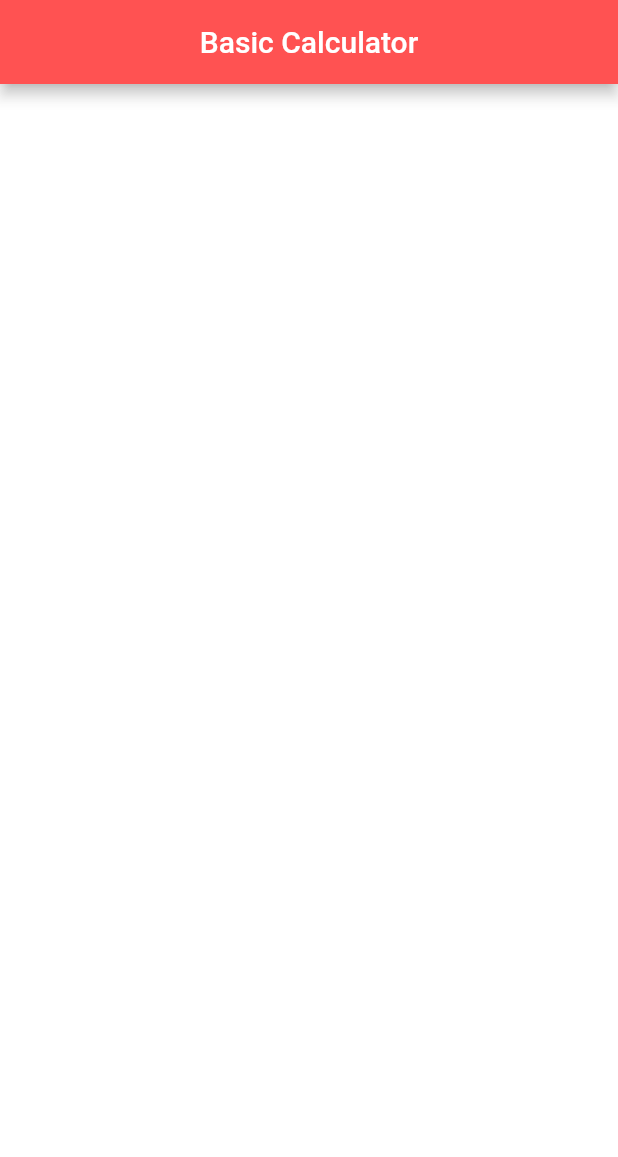
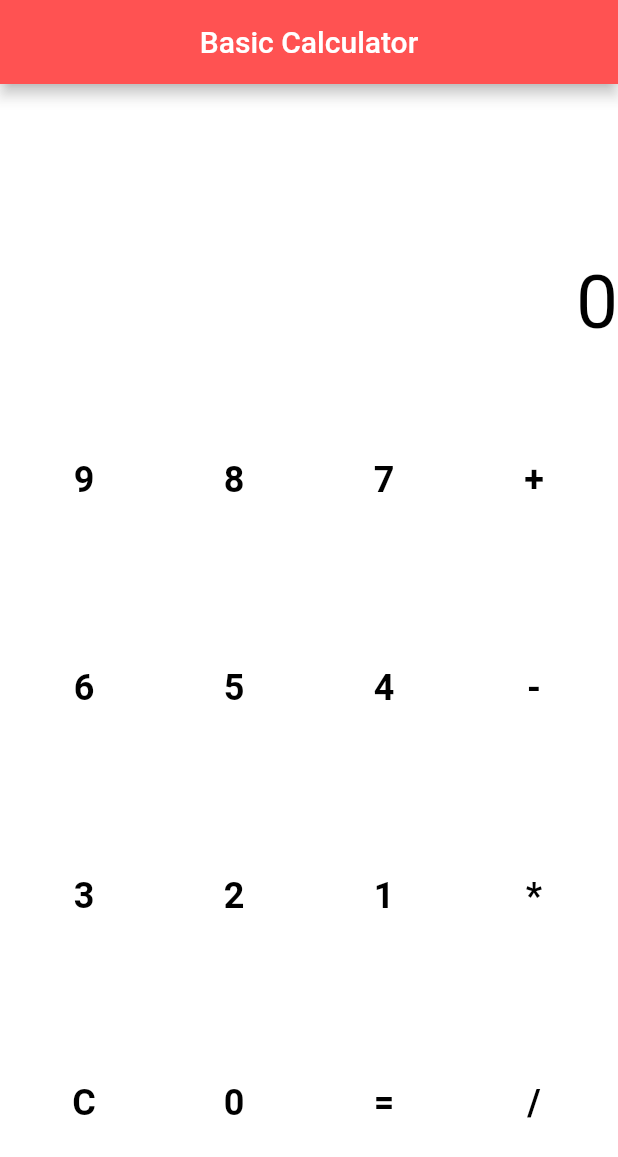
Before and after one commit to shadabhashmi21/Basic-Calculator, a Flutter app: the screen it shows after launch, on a phone screen of 412 x 824 dp. Shown: the top 1157 px of the screen. Run offline on Flutter 3.47's test engine with Material 2 defaults, Android fonts, the phone set to English and light mode, and no system bars.

Commit message:
second commit/UI almost completed

```diff
--- a/lib/main.dart
+++ b/lib/main.dart
@@ -19,13 +19,77 @@ class _BasicCalculatorState extends State<BasicCalculator> {
           backgroundColor: Colors.redAccent,
         ),
         backgroundColor: Colors.white70,
-        body: new Container(
+        body: Container(
+          child: Column(
+            mainAxisAlignment: MainAxisAlignment.spaceEvenly,
+            children: <Widget>[
+              Container(
+                constraints: BoxConstraints.expand(
+                  height: Theme.of(context).textTheme.display1.fontSize * 1.1 + 100.0,
+                ),
+                alignment: Alignment.bottomRight,
+                color: Colors.white,
+                child: Text("0",
+                style: TextStyle(
+                  fontSize: 50,
+                  color: Colors.black
+                ),
+                  textAlign: TextAlign.right,
+                ),
+              ),
+              Row(
+                mainAxisAlignment: MainAxisAlignment.spaceEvenly,
+                children: <Widget>[
+                  _button("9"),
+                  _button("8"),
+                  _button("7"),
+                  _button("+"),
+                ],
+              ),
+              Row(
+                mainAxisAlignment: MainAxisAlignment.spaceEvenly,
+                children: <Widget>[
+                  _button("6"),
+                  _button("5"),
+                  _button("4"),
+                  _button("-"),
+                ],
+              ),
+              Row(
+                mainAxisAlignment: MainAxisAlignment.spaceEvenly,
+                children: <Widget>[
+                  _button("3"),
+                  _button("2"),
+                  _button("1"),
+                  _button("*"),
+                ],
+              ),
+              Row(
+                mainAxisAlignment: MainAxisAlignment.spaceEvenly,
+                children: <Widget>[
+                  _button("C", /*_clear*/),
+                  _button("0", /*_zero*/),
+                  _button("=", /*_disp*/),
+                  _button("/", /*_div*/),
+                ],
+              ),
+            ],
+          ),
         ),
       ),
     );
   }
+  Widget _button(String number, /*Function() f*/){
+    return MaterialButton(
+      height: 100.0,
+      child: Text(number,
+      style: TextStyle(fontWeight: FontWeight.bold, fontSize: 24.0)),
+      textColor: Colors.black,
+      color: Colors.grey[100],
+      //onPressed: f,
+    );
+  }
 }
 
-void calculate() {
-
+class _div {
 }
```
